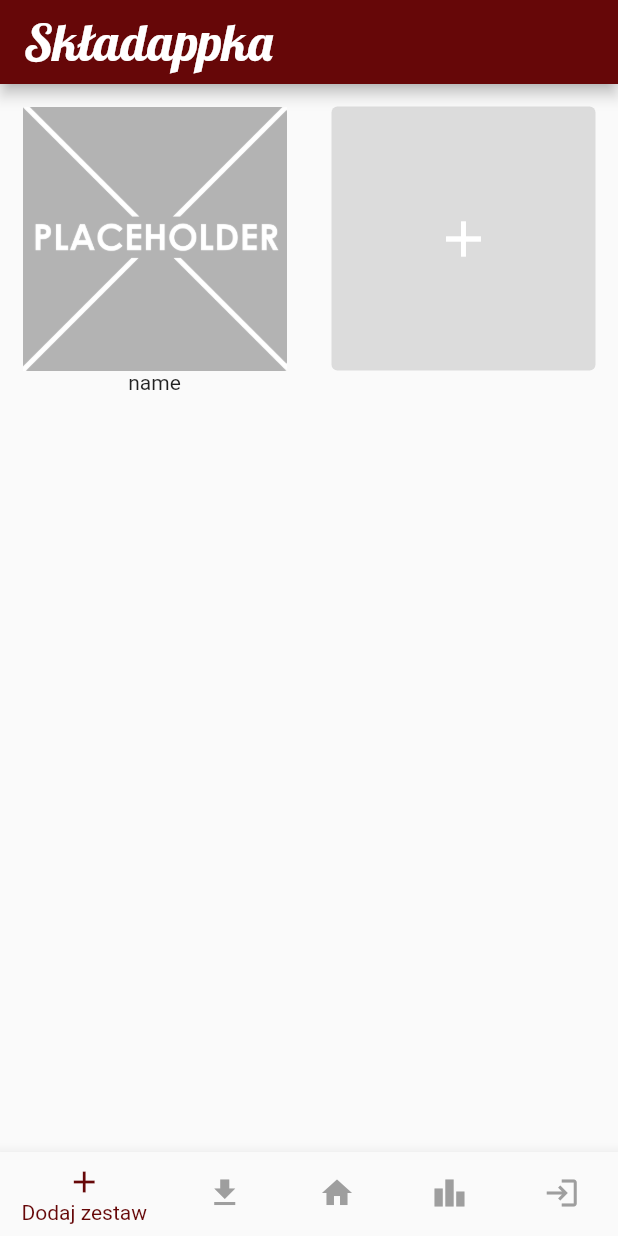
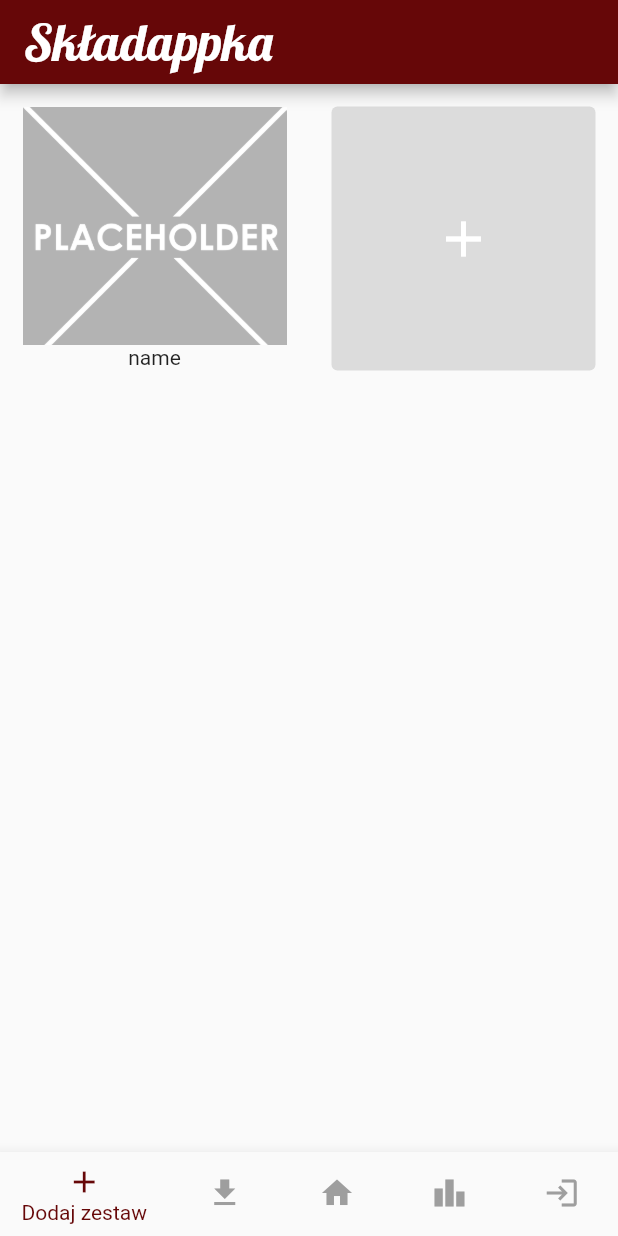
Before and after one commit to itskck/Flutterappka, a Flutter app: the dodaj screen opened directly, on a phone screen of 412 x 824 dp. Run offline on Flutter 3.47's test engine with Material 2 defaults, Android fonts, the phone set to English and light mode, and no system bars.

Commit message:
dodawanie tweaks 3

```diff
--- a/lib/dodawanieZestawu/dodaj.dart
+++ b/lib/dodawanieZestawu/dodaj.dart
@@ -28,13 +28,30 @@ class _dodaj extends State<dodaj>{
     );
   }
   Widget itemFrame(String name, {Image photo}){
-    if(photo == null) photo = Image.asset('assets/placeholder.png',fit: BoxFit.cover);
     return Container(
+      height: MediaQuery.of(context).size.width / 2,
+      width: MediaQuery.of(context).size.width / 2,
       padding: EdgeInsets.all(15),
       child:Column(
          children:[
-         photo,
-         Text(name)
+        AspectRatio(
+          aspectRatio: 487 / 440,
+          child: Container(
+           decoration: BoxDecoration(
+             image: DecorationImage(
+               fit: BoxFit.fitWidth,
+               alignment: FractionalOffset.topCenter,
+               image: new AssetImage('assets/placeholder.png')
+             ),
+
+           ),
+         )),
+         Text(
+           name,
+           style: TextStyle(
+
+           ),
+         )
       ],
     ));
   }
--- a/pubspec.yaml
+++ b/pubspec.yaml
@@ -49,6 +49,7 @@ flutter:
   assets:
   - assets/logo.png
   - assets/placeholder.png
+  - assets/placeholder2.png
   #   - images/a_dot_burr.jpeg
   #   - images/a_dot_ham.jpeg
   fonts:
```
Also changed, not shown: assets/placeholder2.png (added).
